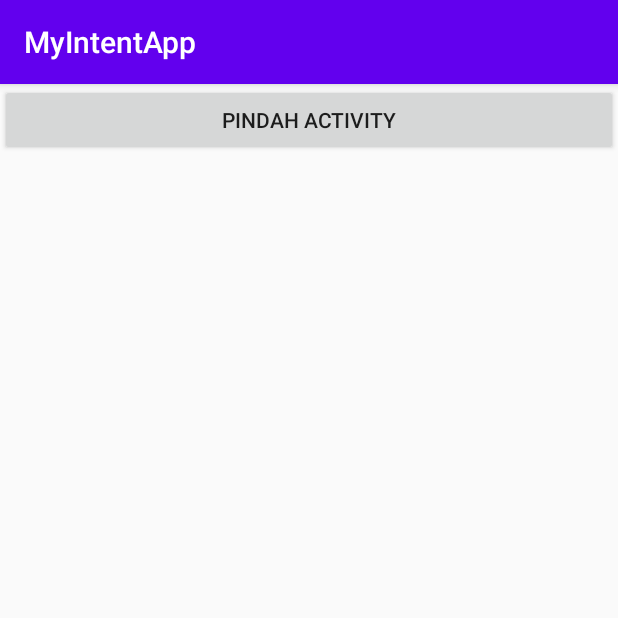
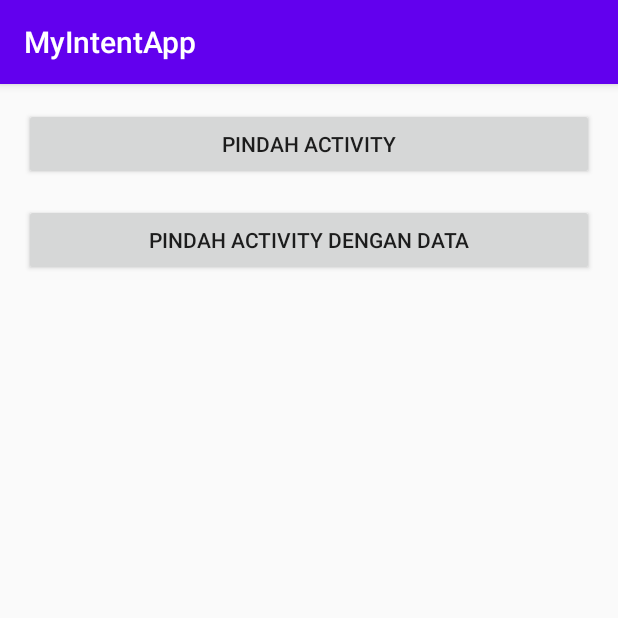
Before and after one commit to darmariduan/MyIntentApp, an Android app: the screen it shows after launch (MainActivity), on a phone screen of 412 x 824 dp, the top half of it. Run offline under Robolectric (Android 15) with nearby library versions, the phone set to English and light mode, and no system bars.

Commit message:
Tombol button pindah activity dengan data android:orientation="vertical"

```diff
--- a/app/src/main/res/layout/activity_main.xml
+++ b/app/src/main/res/layout/activity_main.xml
@@ -4,6 +4,8 @@
     xmlns:tools="http://schemas.android.com/tools"
     android:layout_width="match_parent"
     android:layout_height="match_parent"
+    android:orientation="vertical"
+    android:padding="16dp"
     tools:context=".MainActivity">
 
     <Button
```
